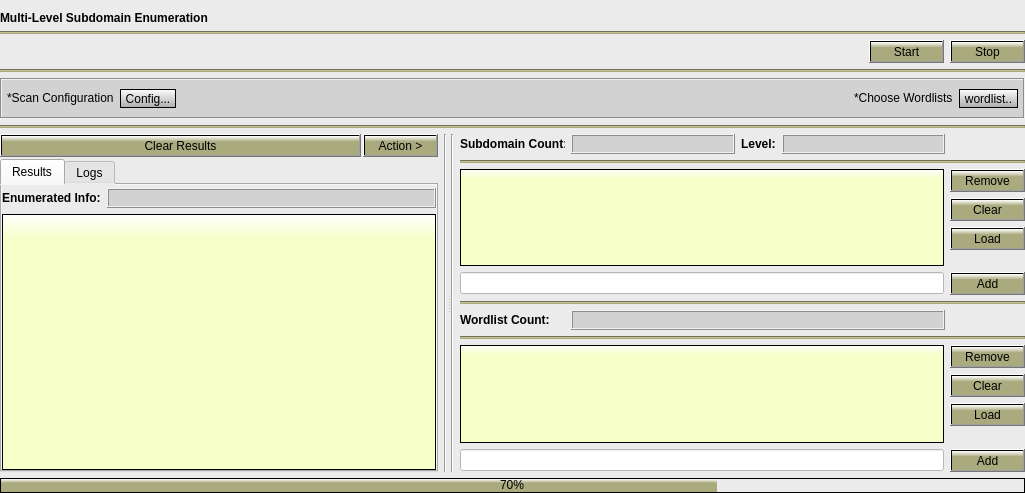
This is Gui/src/LevelTab/Level.ui in 3nock/OTE as Qt 5 draws it before an edit. The edited form follows.
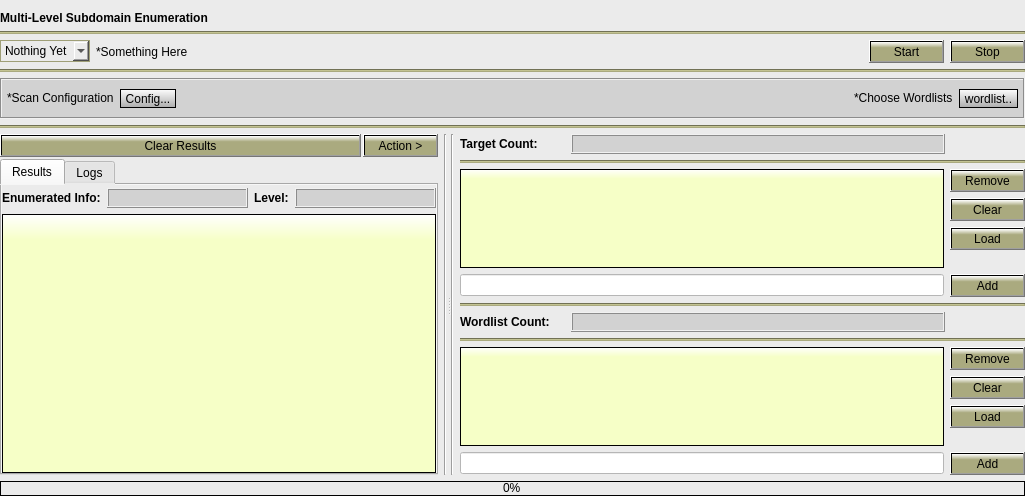
This is the edited form.

What changed in the file:
```diff
--- a/Gui/src/LevelTab/Level.ui
+++ b/Gui/src/LevelTab/Level.ui
@@ -7,7 +7,7 @@
     <x>0</x>
     <y>0</y>
     <width>1025</width>
-    <height>493</height>
+    <height>496</height>
    </rect>
   </property>
   <property name="windowTitle">
@@ -64,6 +64,41 @@
     <layout class="QVBoxLayout" name="verticalLayout_2">
      <item>
       <layout class="QHBoxLayout" name="horizontalLayout_3">
+       <item>
+        <widget class="QComboBox" name="comboBox">
+         <property name="sizePolicy">
+          <sizepolicy hsizetype="Fixed" vsizetype="Fixed">
+           <horstretch>0</horstretch>
+           <verstretch>0</verstretch>
+          </sizepolicy>
+         </property>
+         <property name="minimumSize">
+          <size>
+           <width>90</width>
+           <height>22</height>
+          </size>
+         </property>
+         <property name="styleSheet">
+          <string notr="true">border-style: solid;
+border-color: rgb(159, 159, 119);
+border-width: 1px;
+border-radius: 0px;
+selection-background-color:  rgb(177, 177, 133);</string>
+         </property>
+         <item>
+          <property name="text">
+           <string>Nothing Yet</string>
+          </property>
+         </item>
+        </widget>
+       </item>
+       <item>
+        <widget class="QLabel" name="label_6">
+         <property name="text">
+          <string>*Something Here</string>
+         </property>
+        </widget>
+       </item>
        <item>
         <spacer name="horizontalSpacer_3">
          <property name="orientation">
@@ -362,6 +397,41 @@
                  </property>
                 </widget>
                </item>
+               <item>
+                <widget class="QLabel" name="label_5">
+                 <property name="sizePolicy">
+                  <sizepolicy hsizetype="Maximum" vsizetype="Maximum">
+                   <horstretch>0</horstretch>
+                   <verstretch>0</verstretch>
+                  </sizepolicy>
+                 </property>
+                 <property name="font">
+                  <font>
+                   <weight>75</weight>
+                   <bold>true</bold>
+                  </font>
+                 </property>
+                 <property name="text">
+                  <string>Level:</string>
+                 </property>
+                </widget>
+               </item>
+               <item>
+                <widget class="QLabel" name="label_levels">
+                 <property name="styleSheet">
+                  <string notr="true">background-color: rgb(210, 210, 210);</string>
+                 </property>
+                 <property name="frameShape">
+                  <enum>QFrame::Box</enum>
+                 </property>
+                 <property name="frameShadow">
+                  <enum>QFrame::Raised</enum>
+                 </property>
+                 <property name="text">
+                  <string/>
+                 </property>
+                </widget>
+               </item>
               </layout>
              </item>
              <item>
@@ -521,7 +591,7 @@
               </font>
              </property>
              <property name="text">
-              <string>Subdomain Count:</string>
+              <string>Target Count:</string>
              </property>
             </widget>
            </item>
@@ -553,41 +623,6 @@
              </property>
             </widget>
            </item>
-           <item>
-            <widget class="QLabel" name="label_5">
-             <property name="sizePolicy">
-              <sizepolicy hsizetype="Maximum" vsizetype="Maximum">
-               <horstretch>0</horstretch>
-               <verstretch>0</verstretch>
-              </sizepolicy>
-             </property>
-             <property name="font">
-              <font>
-               <weight>75</weight>
-               <bold>true</bold>
-              </font>
-             </property>
-             <property name="text">
-              <string>Level:</string>
-             </property>
-            </widget>
-           </item>
-           <item>
-            <widget class="QLabel" name="label_levels">
-             <property name="styleSheet">
-              <string notr="true">background-color: rgb(210, 210, 210);</string>
-             </property>
-             <property name="frameShape">
-              <enum>QFrame::Box</enum>
-             </property>
-             <property name="frameShadow">
-              <enum>QFrame::Raised</enum>
-             </property>
-             <property name="text">
-              <string/>
-             </property>
-            </widget>
-           </item>
            <item>
             <spacer name="horizontalSpacer_7">
              <property name="orientation">
@@ -1031,7 +1066,7 @@
 }</string>
      </property>
      <property name="value">
-      <number>70</number>
+      <number>0</number>
      </property>
     </widget>
    </item>
```
